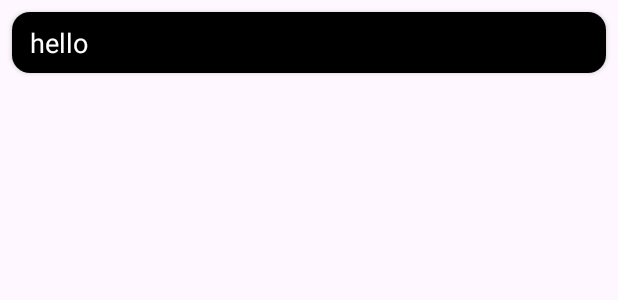
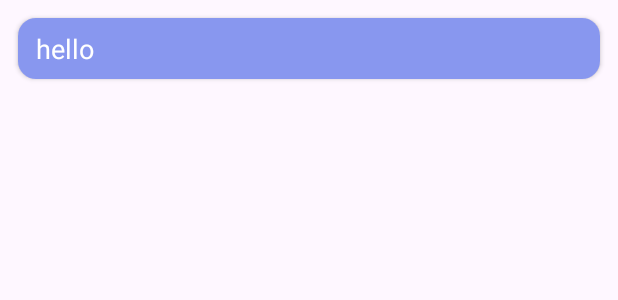
Before and after one commit to rahulbodh/LocationTrackingApp, an Android app: the layout data_item.xml on its own in the app's theme, with its tools: preview values and no code run, on a phone screen of 412 x 824 dp. Shown: the top 300 px of the screen. Run offline under Robolectric (Android 15) with nearby library versions, the phone set to English and light mode, and no system bars.

Commit message:
improve ui

```diff
--- a/app/src/main/res/layout/activity_main.xml
+++ b/app/src/main/res/layout/activity_main.xml
@@ -5,7 +5,7 @@
     android:id="@+id/main"
     android:layout_width="match_parent"
     android:layout_height="match_parent"
-    android:background="@drawable/bg"
+    android:background="@drawable/main_bg"
     tools:context=".MainActivity">
 
     <!-- First TextView: My Speed -->
--- a/app/src/main/res/layout/data_item.xml
+++ b/app/src/main/res/layout/data_item.xml
@@ -3,13 +3,13 @@
     android:layout_width="match_parent"
     xmlns:app="http://schemas.android.com/apk/res-auto"
     android:layout_height="wrap_content"
-    android:layout_margin="8dp"
+    android:layout_margin="12dp"
     app:cardCornerRadius="12dp">
 
     <LinearLayout
         android:layout_width="match_parent"
         android:layout_height="wrap_content"
-        android:background="@color/black"
+        android:background="#8A2340E1"
         android:orientation="vertical">
 
         <TextView
```
Also changed, not shown: app/src/main/res/drawable/main_bg.xml (added, +11 -0 lines).
